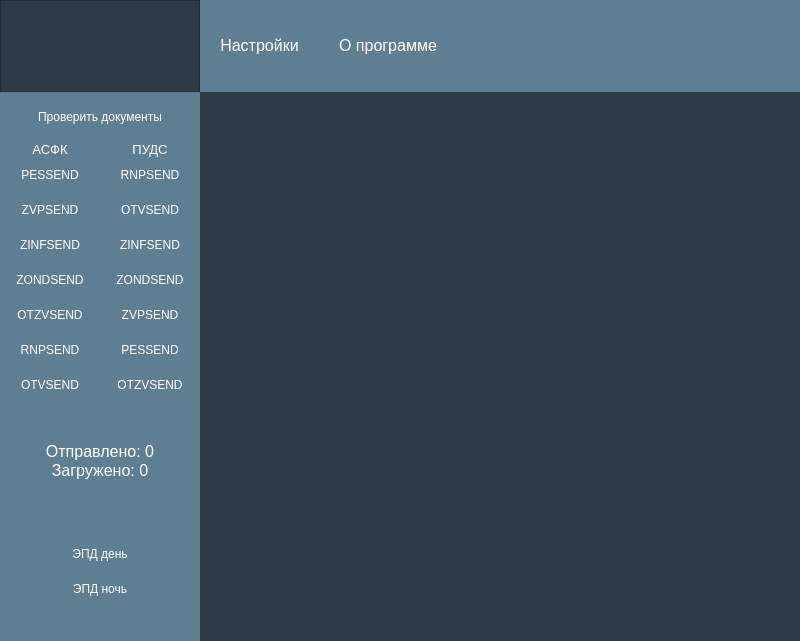
Before: the Qt Designer form project_v2/ui_forms/MainWindow_new.ui in ShilkinYuV/OPERO_PDS, drawn with Qt 5.
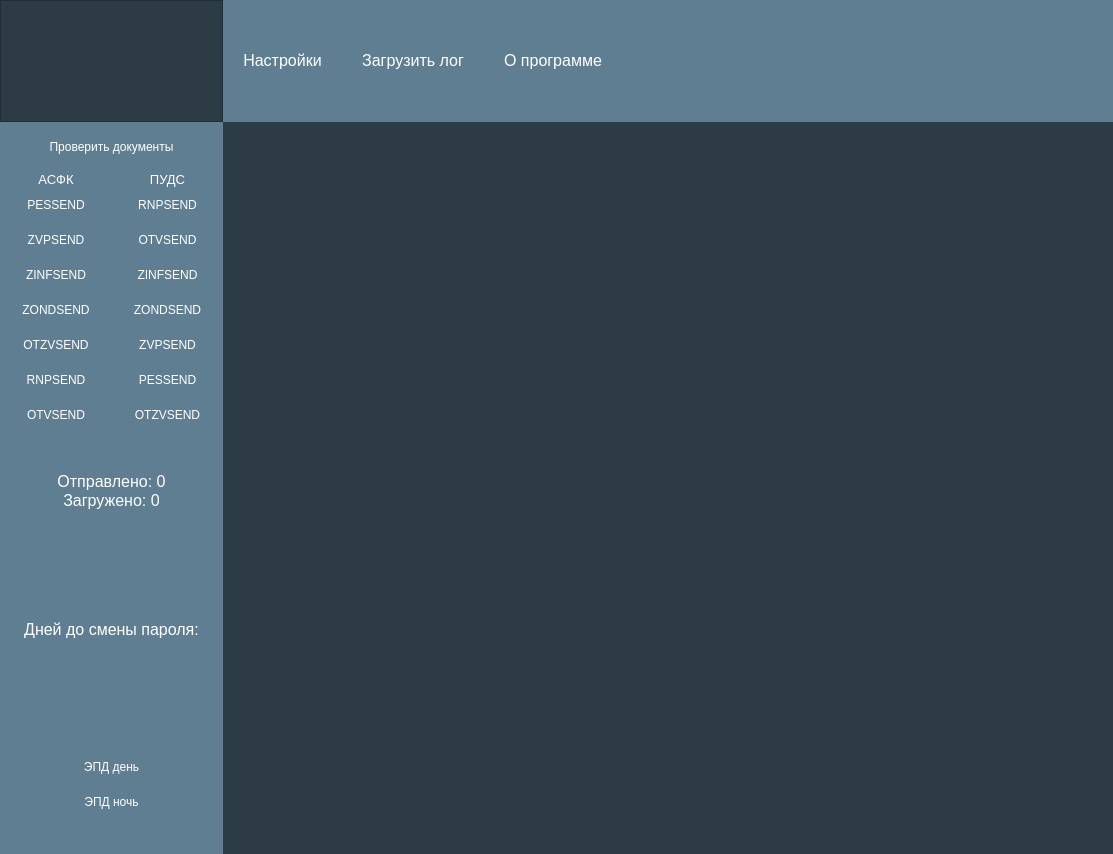
After: the same form once the commit is applied. Icons and pictures are not drawn.

Patch:
```diff
--- a/project_v2/ui_forms/MainWindow_new.ui
+++ b/project_v2/ui_forms/MainWindow_new.ui
@@ -6,8 +6,8 @@
    <rect>
     <x>0</x>
     <y>0</y>
-    <width>800</width>
-    <height>641</height>
+    <width>1113</width>
+    <height>854</height>
    </rect>
   </property>
   <property name="windowTitle">
@@ -147,7 +147,22 @@
           </widget>
          </item>
          <item>
-          <widget class="QPushButton" name="pushButton_2">
+          <widget class="QPushButton" name="pbutton_load_log">
+           <property name="font">
+            <font>
+             <pointsize>12</pointsize>
+            </font>
+           </property>
+           <property name="cursor">
+            <cursorShape>PointingHandCursor</cursorShape>
+           </property>
+           <property name="text">
+            <string>Загрузить лог</string>
+           </property>
+          </widget>
+         </item>
+         <item>
+          <widget class="QPushButton" name="pbutton_show_about">
            <property name="font">
             <font>
              <pointsize>12</pointsize>
@@ -752,6 +767,34 @@
            </property>
           </spacer>
          </item>
+         <item>
+          <widget class="QPushButton" name="lbl_password_days">
+           <property name="font">
+            <font>
+             <pointsize>12</pointsize>
+            </font>
+           </property>
+           <property name="cursor">
+            <cursorShape>PointingHandCursor</cursorShape>
+           </property>
+           <property name="text">
+            <string>Дней до смены пароля:</string>
+           </property>
+          </widget>
+         </item>
+         <item>
+          <spacer name="verticalSpacer_4">
+           <property name="orientation">
+            <enum>Qt::Vertical</enum>
+           </property>
+           <property name="sizeHint" stdset="0">
+            <size>
+             <width>20</width>
+             <height>40</height>
+            </size>
+           </property>
+          </spacer>
+         </item>
          <item>
           <widget class="QPushButton" name="day">
            <property name="minimumSize">
```
Left out of the diff: 2 changed lines with no effect on the pictures.
